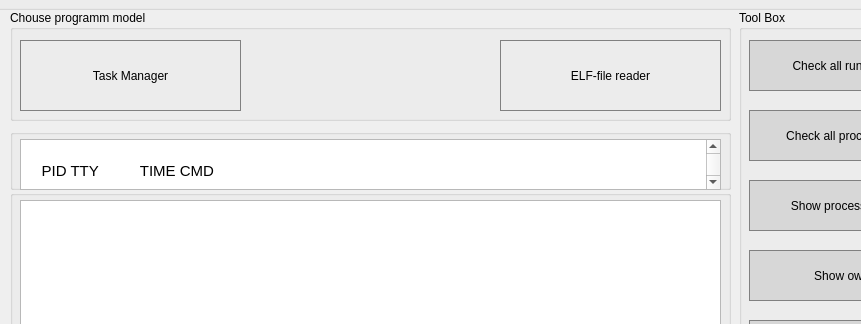
This is src/TaskManager/mainwindow.ui in SeveralCamper/OS as Qt 5 draws it before an edit; both pictures show x 0 to 861 and y 0 to 324 of the 1000 by 800 pixel window. The edited form follows.
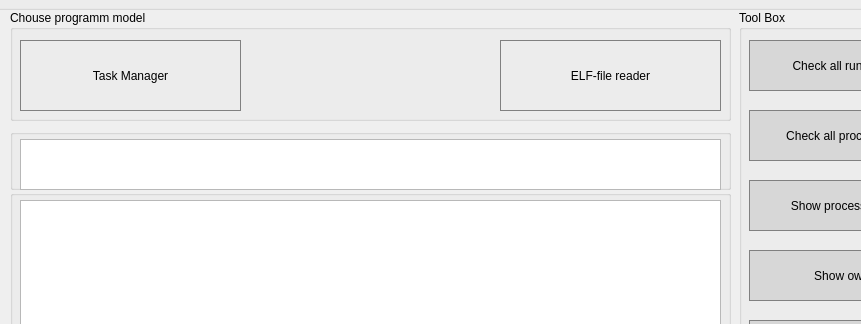
This is the edited form.

Patch:
```diff
--- a/src/TaskManager/mainwindow.ui
+++ b/src/TaskManager/mainwindow.ui
@@ -292,8 +292,6 @@
 li.unchecked::marker { content: &quot;\2610&quot;; }
 li.checked::marker { content: &quot;\2612&quot;; }
 &lt;/style&gt;&lt;/head&gt;&lt;body style=&quot; font-family:'Ubuntu'; font-size:11pt; font-weight:400; font-style:normal;&quot;&gt;
-&lt;p style=&quot;-qt-paragraph-type:empty; margin-top:0px; margin-bottom:0px; margin-left:0px; margin-right:0px; -qt-block-indent:0; text-indent:0px;&quot;&gt;&lt;br /&gt;&lt;/p&gt;
-&lt;p style=&quot; margin-top:0px; margin-bottom:0px; margin-left:0px; margin-right:0px; -qt-block-indent:0; text-indent:0px;&quot;&gt;    PID TTY          TIME CMD&lt;/p&gt;
 &lt;p style=&quot;-qt-paragraph-type:empty; margin-top:0px; margin-bottom:0px; margin-left:0px; margin-right:0px; -qt-block-indent:0; text-indent:0px;&quot;&gt;&lt;br /&gt;&lt;/p&gt;&lt;/body&gt;&lt;/html&gt;</string>
      </property>
     </widget>
```
Left out of the diff: 4 changed lines with no effect on the pictures.
